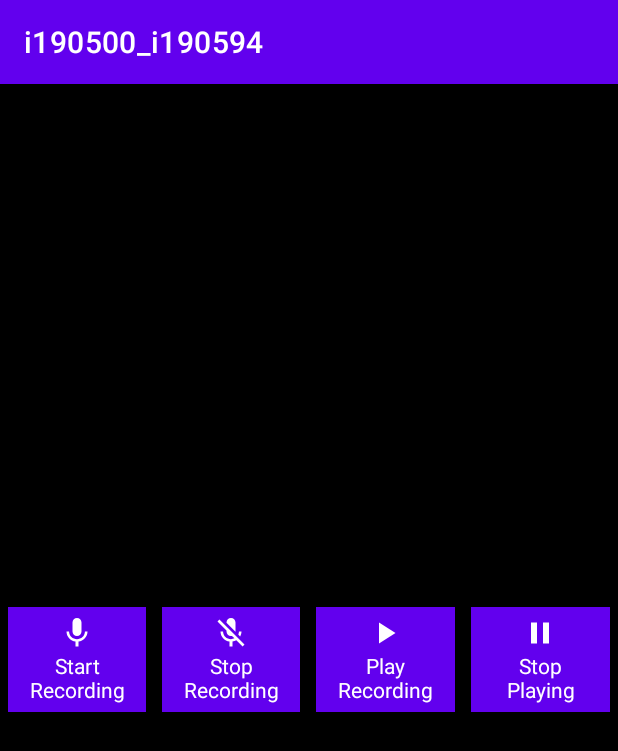
After one commit to AbdulManan777/i190500_i190594_ass3, an Android app: the voice_recorder screen opened directly, with no data from a screen before it, on a phone screen of 412 x 824 dp. The commit adds this screen. Shown: the top 751 px of the screen. Run offline under Robolectric (Android 15) with nearby library versions, the phone set to English and light mode, and no system bars; network calls fail.

Commit message:
voice recorder ui done

```diff
--- /dev/null
+++ b/app/src/main/java/com/ass3/i190500_i190594/voice_recorder.java
@@ -0,0 +1,14 @@
+package com.ass3.i190500_i190594;
+
+import androidx.appcompat.app.AppCompatActivity;
+
+import android.os.Bundle;
+
+public class voice_recorder extends AppCompatActivity {
+
+    @Override
+    protected void onCreate(Bundle savedInstanceState) {
+        super.onCreate(savedInstanceState);
+        setContentView(R.layout.activity_voice_recorder);
+    }
+}
--- /dev/null
+++ b/app/src/main/res/drawable/pause_audio.xml
@@ -0,0 +1,5 @@
+<vector android:height="24dp" android:tint="#FFFFFF"
+    android:viewportHeight="24" android:viewportWidth="24"
+    android:width="24dp" xmlns:android="http://schemas.android.com/apk/res/android">
+    <path android:fillColor="@android:color/white" android:pathData="M6,19h4L10,5L6,5v14zM14,5v14h4L18,5h-4z"/>
+</vector>
--- /dev/null
+++ b/app/src/main/res/drawable/play_audio.xml
@@ -0,0 +1,5 @@
+<vector android:height="24dp" android:tint="#FFFFFF"
+    android:viewportHeight="24" android:viewportWidth="24"
+    android:width="24dp" xmlns:android="http://schemas.android.com/apk/res/android">
+    <path android:fillColor="@android:color/white" android:pathData="M8,5v14l11,-7z"/>
+</vector>
--- /dev/null
+++ b/app/src/main/res/drawable/start_recording.xml
@@ -0,0 +1,5 @@
+<vector android:height="24dp" android:tint="#FFFFFF"
+    android:viewportHeight="24" android:viewportWidth="24"
+    android:width="24dp" xmlns:android="http://schemas.android.com/apk/res/android">
+    <path android:fillColor="@android:color/white" android:pathData="M12,14c1.66,0 2.99,-1.34 2.99,-3L15,5c0,-1.66 -1.34,-3 -3,-3S9,3.34 9,5v6c0,1.66 1.34,3 3,3zM17.3,11c0,3 -2.54,5.1 -5.3,5.1S6.7,14 6.7,11L5,11c0,3.41 2.72,6.23 6,6.72L11,21h2v-3.28c3.28,-0.48 6,-3.3 6,-6.72h-1.7z"/>
+</vector>
--- /dev/null
+++ b/app/src/main/res/drawable/stop_recording.xml
@@ -0,0 +1,5 @@
+<vector android:height="24dp" android:tint="#FFFFFF"
+    android:viewportHeight="24" android:viewportWidth="24"
+    android:width="24dp" xmlns:android="http://schemas.android.com/apk/res/android">
+    <path android:fillColor="@android:color/white" android:pathData="M19,11h-1.7c0,0.74 -0.16,1.43 -0.43,2.05l1.23,1.23c0.56,-0.98 0.9,-2.09 0.9,-3.28zM14.98,11.17c0,-0.06 0.02,-0.11 0.02,-0.17L15,5c0,-1.66 -1.34,-3 -3,-3S9,3.34 9,5v0.18l5.98,5.99zM4.27,3L3,4.27l6.01,6.01L9.01,11c0,1.66 1.33,3 2.99,3 0.22,0 0.44,-0.03 0.65,-0.08l1.66,1.66c-0.71,0.33 -1.5,0.52 -2.31,0.52 -2.76,0 -5.3,-2.1 -5.3,-5.1L5,11c0,3.41 2.72,6.23 6,6.72L11,21h2v-3.28c0.91,-0.13 1.77,-0.45 2.54,-0.9L19.73,21 21,19.73 4.27,3z"/>
+</vector>
--- /dev/null
+++ b/app/src/main/res/layout/activity_voice_recorder.xml
@@ -0,0 +1,106 @@
+<?xml version="1.0" encoding="utf-8"?>
+    <RelativeLayout
+        xmlns:android="http://schemas.android.com/apk/res/android"
+        xmlns:app="http://schemas.android.com/apk/res-auto"
+        xmlns:tools="http://schemas.android.com/tools"
+        android:layout_width="match_parent"
+        android:layout_height="match_parent"
+        android:orientation="horizontal"
+        android:background="@color/black"
+        tools:context=".voice_recorder">
+
+        <!--Heading Text View-->
+        <TextView
+            android:id="@+id/txthead"
+            android:layout_width="match_parent"
+            android:layout_height="wrap_content"
+            android:layout_centerHorizontal="true"
+            android:text="Audio Recorder"
+            android:textAlignment="center"
+            android:textColor="@color/black"
+            android:textSize="30sp" />
+
+        <!--This will display the status of our app when
+            we will record some audio and play that audio-->
+        <TextView
+            android:id="@+id/idTVstatus"
+            android:layout_width="match_parent"
+            android:layout_height="wrap_content"
+            android:layout_marginTop="150dp"
+            android:text="Status"
+            android:textAlignment="center"
+            android:textSize="18sp" />
+
+        <!--Linear Layout for adding textviews
+            in horizontal manner-->
+        <LinearLayout
+            android:layout_width="match_parent"
+            android:layout_height="wrap_content"
+            android:layout_centerInParent="true"
+            android:layout_marginTop="30dp"
+            android:orientation="horizontal"
+            android:weightSum="4">
+
+            <!--Textview to start audio recording
+                drawableTop will add above mic image-->
+            <TextView
+                android:id="@+id/btnRecord"
+                android:layout_width="0dp"
+                android:layout_height="wrap_content"
+                android:layout_margin="5dp"
+                android:layout_weight="1"
+                android:background="@color/purple_500"
+                android:padding="5dp"
+                android:text="Start Recording"
+                android:textAlignment="center"
+                android:textColor="@color/white"
+                app:drawableTopCompat="@drawable/start_recording" />
+
+            <!--Textview to stop audio recording
+                drawableTop will add above mic image-->
+            <TextView
+                android:id="@+id/btnStop"
+                android:layout_width="0dp"
+                android:layout_height="wrap_content"
+                android:layout_margin="5dp"
+                android:layout_weight="1"
+                android:background="@color/purple_500"
+                android:padding="5dp"
+                android:text="Stop Recording"
+                android:textAlignment="center"
+                android:textColor="@color/white"
+                app:drawableTopCompat="@drawable/stop_recording" />
+
+            <!--Textview to play audio that is recorded
+                drawableTop will add above mic image-->
+            <TextView
+                android:id="@+id/btnPlay"
+                android:layout_width="0dp"
+                android:layout_height="wrap_content"
+                android:layout_margin="5dp"
+                android:layout_weight="1"
+                android:background="@color/purple_500"
+                android:padding="5dp"
+                android:text="Play Recording"
+                android:textAlignment="center"
+                android:textColor="@color/white"
+                app:drawableTopCompat="@drawable/play_audio" />
+
+            <!--Textview to pause the play of audio recording
+                drawableTop will add above mic image-->
+            <TextView
+                android:id="@+id/btnStopPlay"
+                android:layout_width="0dp"
+                android:layout_height="wrap_content"
+                android:layout_margin="5dp"
+                android:layout_weight="1"
+                android:background="@color/purple_500"
+                android:lines="2"
+                android:padding="5dp"
+                android:text="Stop   Playing"
+                android:textAlignment="center"
+                android:textColor="@color/white"
+                app:drawableTopCompat="@drawable/pause_audio" />
+
+        </LinearLayout>
+    </RelativeLayout>
```
Also changed, not shown: app/src/main/AndroidManifest.xml (+7 -0 lines), app/src/main/java/com/ass3/i190500_i190594/Contacts_Activity.java (+106 -1 lines), app/src/main/res/layout/activity_contacts.xml (+23 -26 lines), app/src/main/res/layout/profile.xml (added, +103 -0 lines).
